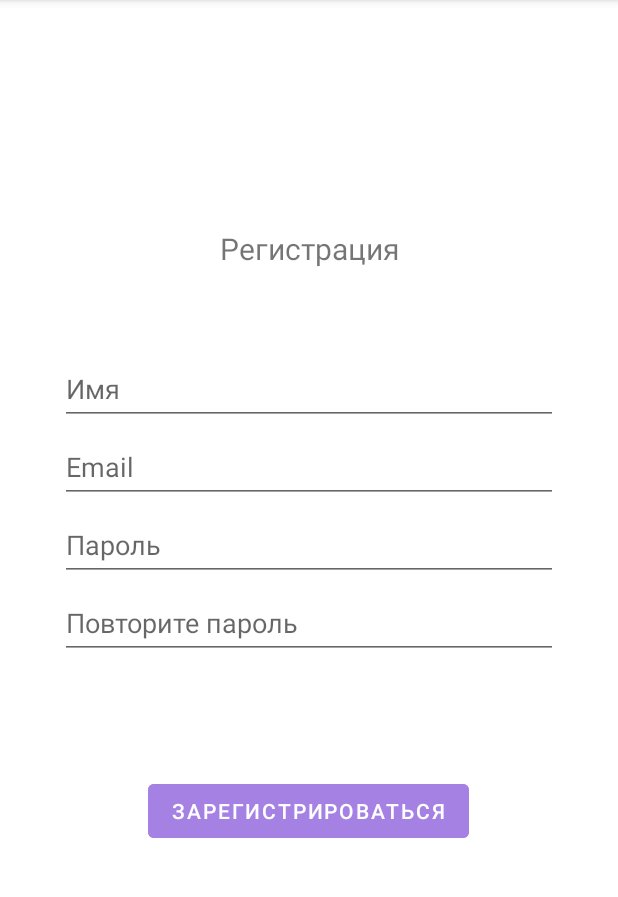
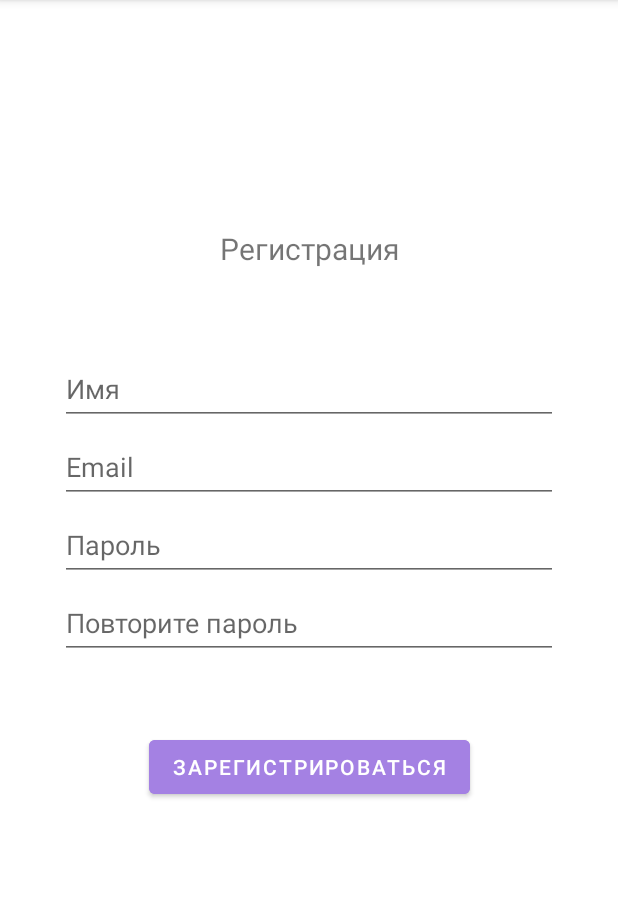
Before and after one commit to Soneech/MemoriesMap, an Android app: the screen it shows after launch (MainActivity), after a tap on "ЗАРЕГИСТРИРОВАТЬСЯ", on a phone screen of 412 x 824 dp, the part 84-981 px from its top. Run offline under Robolectric (Android 15) with nearby library versions, the phone set to English and light mode, and no system bars; our stand-ins replace Firebase (no records; nobody signed in at launch, a user with empty details on screens opened directly).

Commit message:
registration changes

```diff
--- a/app/src/main/java/com/example/memoriesmap/ui/login/AuthorizationFragment.java
+++ b/app/src/main/java/com/example/memoriesmap/ui/login/AuthorizationFragment.java
@@ -66,7 +66,7 @@ public class AuthorizationFragment extends Fragment {
 
         final EditText usernameEditText = binding.emailView;
         final EditText passwordEditText = binding.passwordView;
-        final Button loginButton = binding.registrationBtn;
+        final Button loginButton = binding.authorizationBtn;
 
 
         loginViewModel.getLoginFormState().observe(getViewLifecycleOwner(), new Observer<LoginFormState>() {
@@ -144,8 +144,6 @@ public class AuthorizationFragment extends Fragment {
 
     }
 
-
-
     private void updateUiWithUser(LoggedInUserView model) {
         String welcome = getString(R.string.welcome) + model.getDisplayName();
         // TODO : initiate successful logged in experience
--- a/app/src/main/java/com/example/memoriesmap/ui/login/LoggedInUserView.java
+++ b/app/src/main/java/com/example/memoriesmap/ui/login/LoggedInUserView.java
@@ -5,7 +5,6 @@ package com.example.memoriesmap.ui.login;
  */
 class LoggedInUserView {
     private String displayName;
-    //... other data fields that may be accessible to the UI
 
     LoggedInUserView(String displayName) {
         this.displayName = displayName;
--- a/app/src/main/java/com/example/memoriesmap/ui/login/RegistrationFragment.java
+++ b/app/src/main/java/com/example/memoriesmap/ui/login/RegistrationFragment.java
@@ -11,7 +11,6 @@ import android.content.Context;
 import android.os.Bundle;
 import android.text.Editable;
 import android.text.TextWatcher;
-import android.util.Log;
 import android.view.KeyEvent;
 import android.view.LayoutInflater;
 import android.view.View;
@@ -52,7 +51,6 @@ public class RegistrationFragment extends Fragment{
                              @Nullable ViewGroup container,
                              @Nullable Bundle savedInstanceState) {
         binding = RegistrationFragmentBinding.inflate(inflater, container, false);
-
         fragmentsActions.setDisplayHomeVisibility(true);
         return binding.getRoot();
     }
@@ -72,9 +70,9 @@ public class RegistrationFragment extends Fragment{
         loginViewModel.getLoginFormState().observe(getViewLifecycleOwner(), new Observer<LoginFormState>() {
             @Override
             public void onChanged(@Nullable LoginFormState loginFormState) {
-                if (loginFormState == null) {
+                if (loginFormState == null)
                     return;
-                }
+
                 binding.registrationBtn.setEnabled(loginFormState.isDataValid());
                 if (loginFormState.getUsernameError() != null) {
                     binding.usernameView.setError(getString(loginFormState.getUsernameError()));
--- a/app/src/main/res/layout/authorization_fragment.xml
+++ b/app/src/main/res/layout/authorization_fragment.xml
@@ -19,7 +19,7 @@
         android:layout_marginTop="64dp"
         android:layout_marginEnd="24dp"
         android:autofillHints="no"
-        android:hint="@string/prompt_username"
+        android:hint="@string/prompt_email"
         android:inputType="textEmailAddress"
         android:minHeight="48dp"
         android:selectAllOnFocus="true"
@@ -46,7 +46,7 @@
         app:layout_constraintTop_toBottomOf="@+id/emailView" />
 
     <Button
-        android:id="@+id/registrationBtn"
+        android:id="@+id/authorizationBtn"
         android:layout_width="wrap_content"
         android:layout_height="wrap_content"
         android:layout_gravity="start"
@@ -77,7 +77,7 @@
         app:layout_constraintTop_toTopOf="parent" />
 
     <CheckBox
-        android:id="@+id/checkBox"
+        android:id="@+id/rememberMeCheckBox"
         android:layout_width="wrap_content"
         android:layout_height="wrap_content"
         android:layout_marginStart="28dp"
--- a/app/src/main/res/layout/registration_fragment.xml
+++ b/app/src/main/res/layout/registration_fragment.xml
@@ -80,26 +80,6 @@
         app:layout_constraintTop_toBottomOf="@+id/passwordView"
         tools:ignore="TextContrastCheck" />
 
-    <Button
-        android:id="@+id/registrationBtn"
-        android:layout_width="wrap_content"
-        android:layout_height="wrap_content"
-        android:layout_gravity="start"
-        android:layout_marginStart="48dp"
-        android:layout_marginTop="16dp"
-        android:layout_marginEnd="48dp"
-        android:layout_marginBottom="64dp"
-        android:backgroundTint="@color/lilac"
-        android:enabled="false"
-        android:text="@string/signup_btn_text"
-        android:textColor="#FFFFFF"
-        app:layout_constraintBottom_toBottomOf="parent"
-        app:layout_constraintEnd_toEndOf="parent"
-        app:layout_constraintHorizontal_bias="0.497"
-        app:layout_constraintStart_toStartOf="parent"
-        app:layout_constraintTop_toBottomOf="@+id/repeatPasswordView"
-        app:layout_constraintVertical_bias="0.333" />
-
     <TextView
         android:id="@+id/registrationTextView"
         android:layout_width="wrap_content"
@@ -111,4 +91,16 @@
         app:layout_constraintStart_toStartOf="parent"
         app:layout_constraintTop_toTopOf="parent" />
 
+    <Button
+        android:id="@+id/registrationBtn"
+        android:layout_width="wrap_content"
+        android:layout_height="wrap_content"
+        android:layout_marginTop="48dp"
+        android:backgroundTint="@color/lilac"
+        android:text="@string/registrationBtnText"
+        app:layout_constraintEnd_toEndOf="parent"
+        app:layout_constraintStart_toStartOf="parent"
+        app:layout_constraintTop_toBottomOf="@+id/repeatPasswordView"
+        tools:ignore="TextContrastCheck" />
+
 </androidx.constraintlayout.widget.ConstraintLayout>
```
